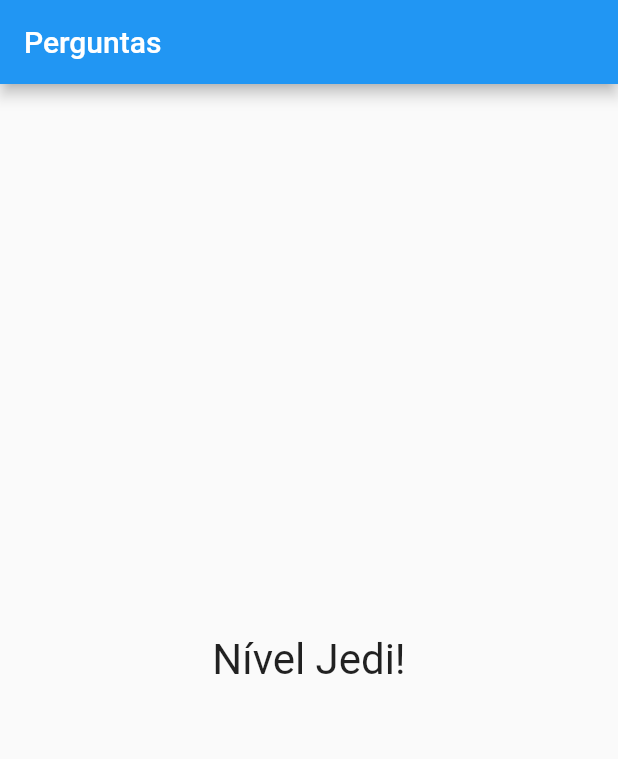
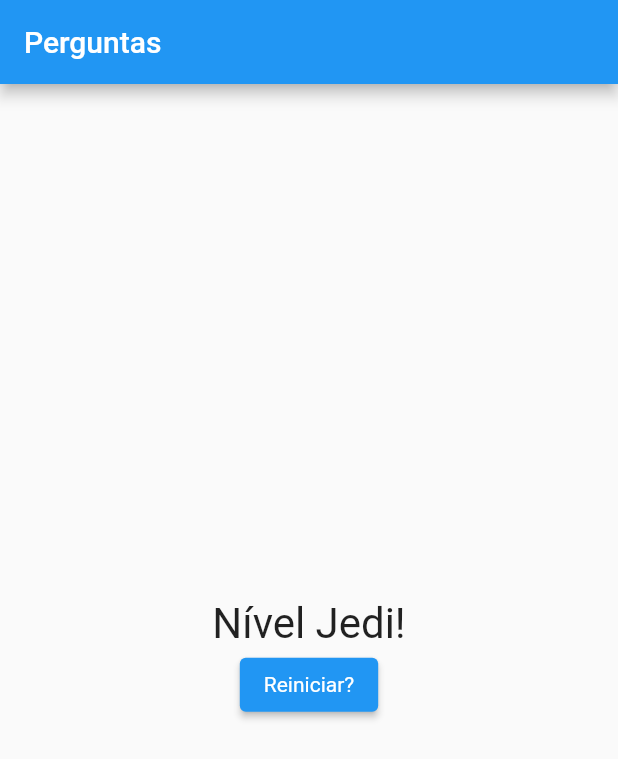
Before and after one commit to heitorleonny/projeto_perguntas, a Flutter app: the screen it shows after launch, after a tap on "Preto", after a tap on "Cobra", after a tap on "Leo", on a phone screen of 412 x 824 dp. Shown: the top 759 px of the screen. Run offline on Flutter 3.47's test engine with Material 2 defaults, Android fonts, the phone set to English and light mode, and no system bars.

Commit message:
final updates

```diff
--- a/lib/main.dart
+++ b/lib/main.dart
@@ -44,6 +44,13 @@ class _PerguntaAppState extends State<PerguntaApp> {
     });
   }
 
+  void _reiniciarQuestionario(){
+    setState(() {
+      _perguntaSelecionada = 0;
+      _pontuacaoTotal = 0;
+    });
+  }
+
   bool get temPerguntaSelecionada {
     return _perguntaSelecionada < _perguntas.length;
   }
@@ -59,7 +66,7 @@ class _PerguntaAppState extends State<PerguntaApp> {
                   perguntas: _perguntas,
                   perguntaSelecionada: _perguntaSelecionada,
                   quandoResponder: _responder)
-              : Resultado(_pontuacaoTotal)),
+              : Resultado(_pontuacaoTotal, _reiniciarQuestionario)),
     );
   }
 }
--- a/lib/resposta.dart
+++ b/lib/resposta.dart
@@ -1,12 +1,9 @@
 import 'package:flutter/material.dart';
 
 class Resposta extends StatelessWidget {
-
   final String texto;
   final void Function() quandoSelecionado;
   Resposta(this.texto, this.quandoSelecionado);
-
-
 
   @override
   Widget build(BuildContext context) {
@@ -14,15 +11,14 @@ class Resposta extends StatelessWidget {
       width: double.infinity,
       child: ElevatedButton(
         style: ElevatedButton.styleFrom(
-          primary: Colors.blue,
-          textStyle: TextStyle(color: Colors.amberAccent)
+            primary: Colors.blue,
+            textStyle: TextStyle(color: Colors.amberAccent)),
+        child: Text(
+          texto,
+          style: TextStyle(color: Colors.white),
         ),
-                    child: Text(texto,
-                    style: TextStyle(
-                      color: Colors.white
-                    ),),
-                    onPressed: quandoSelecionado,
-                  ),
+        onPressed: quandoSelecionado,
+      ),
     );
   }
 }
--- a/lib/resultado.dart
+++ b/lib/resultado.dart
@@ -1,30 +1,45 @@
 import 'package:flutter/material.dart';
 
 class Resultado extends StatelessWidget {
-   final int pontuacao;
+  final int pontuacao;
+  final void Function() quandoReiniciarQuestionario;
 
-   Resultado(this.pontuacao);
-
+  Resultado(this.pontuacao, this.quandoReiniciarQuestionario);
 
   String get fraseResultado {
-    if(pontuacao < 8){
+    if (pontuacao < 8) {
       return 'Parabéns';
-    } else if(pontuacao < 12){
+    } else if (pontuacao < 12) {
       return 'Você é bom';
-    } else if(pontuacao < 16){
+    } else if (pontuacao < 16) {
       return 'Impressionante!';
-    } else{
+    } else {
       return 'Nível Jedi!';
     }
   }
 
   @override
   Widget build(BuildContext context) {
-    return Center(child: Text(
-     fraseResultado,
-      style: TextStyle(
-        fontSize: 28
+    return Column(
+      mainAxisAlignment: MainAxisAlignment.center,
+      children: [
+        Center(
+          child: Text(
+            fraseResultado,
+            style: TextStyle(fontSize: 28),
+          ),
+        ),
+        ElevatedButton(
+        style: ElevatedButton.styleFrom(
+            primary: Colors.blue,
+            textStyle: TextStyle(color: Colors.amberAccent)),
+        child: Text(
+          'Reiniciar?',
+          style: TextStyle(color: Colors.white),
+        ),
+        onPressed: quandoReiniciarQuestionario,
       ),
-    ),);
+      ],
+    );
   }
 }
```
